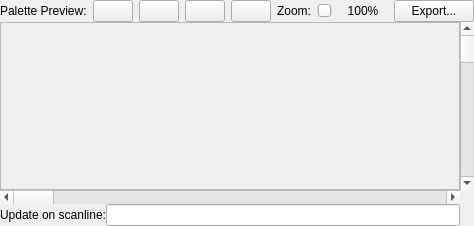
Qt form viewers/chr-rom/chrromdisplaydialog.ui (christopherpow/nesicide) before a commit.
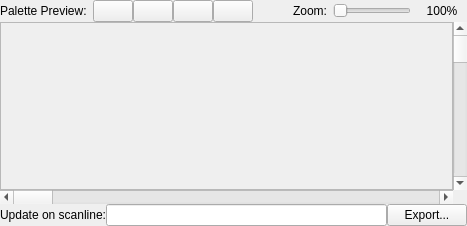
The same form after that commit. Custom widgets are drawn as their Qt base class.

Commit message: Moving stuff around a bit in the CHR-ROM display.

Patch:
```diff
--- a/viewers/chr-rom/chrromdisplaydialog.ui
+++ b/viewers/chr-rom/chrromdisplaydialog.ui
@@ -60,6 +60,11 @@
       </widget>
      </item>
      <item>
+      <layout class="QHBoxLayout" name="horizontalLayout_2">
+       <property name="spacing">
+        <number>0</number>
+       </property>
+       <item>
       <widget class="QtColorPicker" name="col0PushButton">
        <property name="sizePolicy">
         <sizepolicy hsizetype="Fixed" vsizetype="Fixed">
@@ -135,6 +140,8 @@
        </property>
       </widget>
      </item>
+      </layout>
+     </item>
      <item>
       <spacer name="horizontalSpacer">
        <property name="orientation">
@@ -205,14 +212,14 @@
        </property>
       </widget>
      </item>
-     <item>
-      <widget class="QPushButton" name="exportPushButton">
-       <property name="text">
-        <string>  Export...  </string>
-       </property>
-      </widget>
-     </item>
-    </layout>
+    </layout>
+   </item>
+   <item row="2" column="0" colspan="2">
+    <widget class="QScrollBar" name="horizontalScrollBar">
+     <property name="orientation">
+      <enum>Qt::Horizontal</enum>
+     </property>
+    </widget>
    </item>
    <item row="1" column="2">
     <widget class="QScrollBar" name="verticalScrollBar">
@@ -221,22 +228,29 @@
      </property>
     </widget>
    </item>
-   <item row="3" column="1">
+   <item row="3" column="0" colspan="3">
+    <layout class="QGridLayout" name="gridLayout_3">
+     <property name="topMargin">
+      <number>0</number>
+     </property>
+     <item row="0" column="1">
     <widget class="QLineEdit" name="updateScanline"/>
    </item>
-   <item row="3" column="0">
+     <item row="0" column="0">
     <widget class="QLabel" name="label_3">
      <property name="text">
       <string>Update on scanline:</string>
      </property>
     </widget>
    </item>
-   <item row="2" column="0" colspan="2">
-    <widget class="QScrollBar" name="horizontalScrollBar">
-     <property name="orientation">
-      <enum>Qt::Horizontal</enum>
-     </property>
-    </widget>
+     <item row="0" column="2">
+      <widget class="QPushButton" name="exportPushButton">
+       <property name="text">
+        <string>  Export...  </string>
+       </property>
+      </widget>
+     </item>
+    </layout>
    </item>
   </layout>
  </widget>
```
Lines whose indentation alone changed are shown as unchanged.
